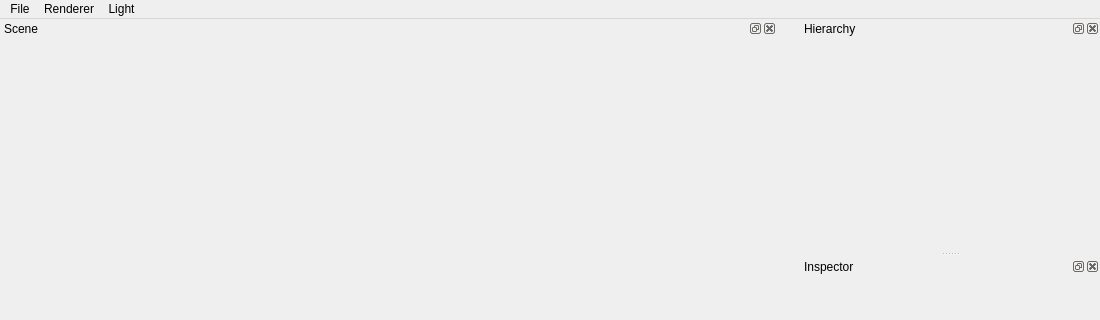
First picture: the form in Project1/mainwindow.ui, repository MarcLF/CuteTProject1, before the edit; both pictures show x 0 to 1100 and y 0 to 320 of the 1100 by 800 pixel window.
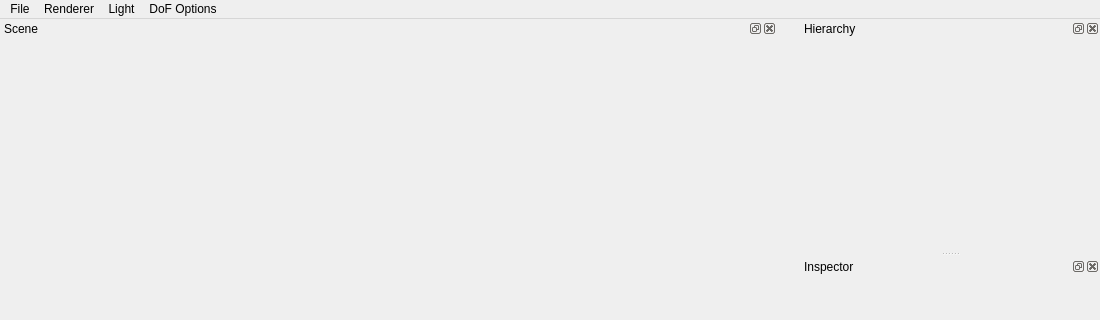
Second picture: the form after the edit.

Diff of the .ui file:
```diff
--- a/Project1/mainwindow.ui
+++ b/Project1/mainwindow.ui
@@ -63,7 +63,7 @@
      <x>0</x>
      <y>0</y>
      <width>1100</width>
-     <height>21</height>
+     <height>20</height>
     </rect>
    </property>
    <widget class="QMenu" name="menuFile">
@@ -93,9 +93,16 @@
     <addaction name="actionLight_Settings"/>
     <addaction name="actionLightColor"/>
    </widget>
+   <widget class="QMenu" name="menuDoF_Options">
+    <property name="title">
+     <string>DoF Options</string>
+    </property>
+    <addaction name="actionOptions"/>
+   </widget>
    <addaction name="menuFile"/>
    <addaction name="menuRenderer"/>
    <addaction name="menuLight_Settings"/>
+   <addaction name="menuDoF_Options"/>
   </widget>
   <widget class="QDockWidget" name="Scene">
    <property name="minimumSize">
```
Left out of the diff: 11 changed lines with no effect on the pictures.
